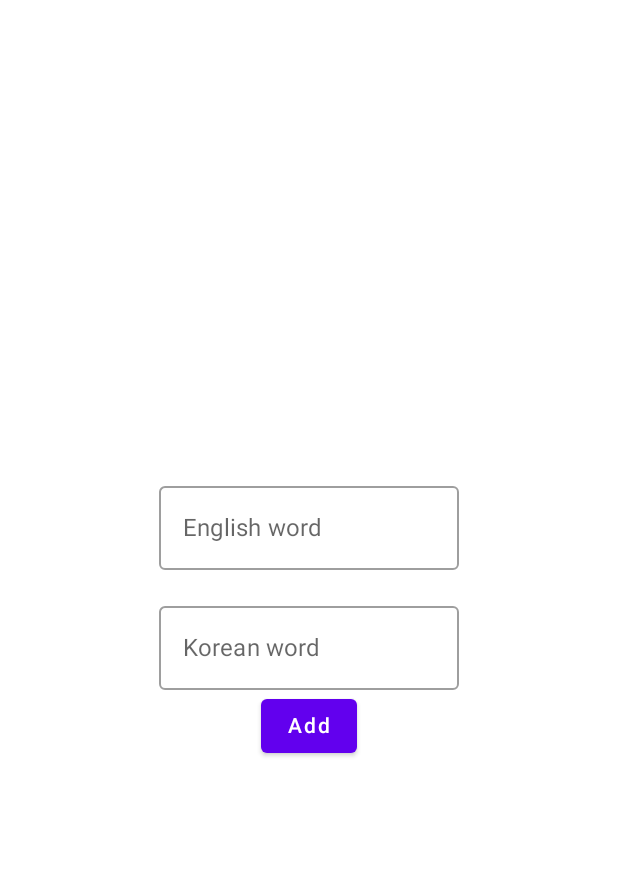
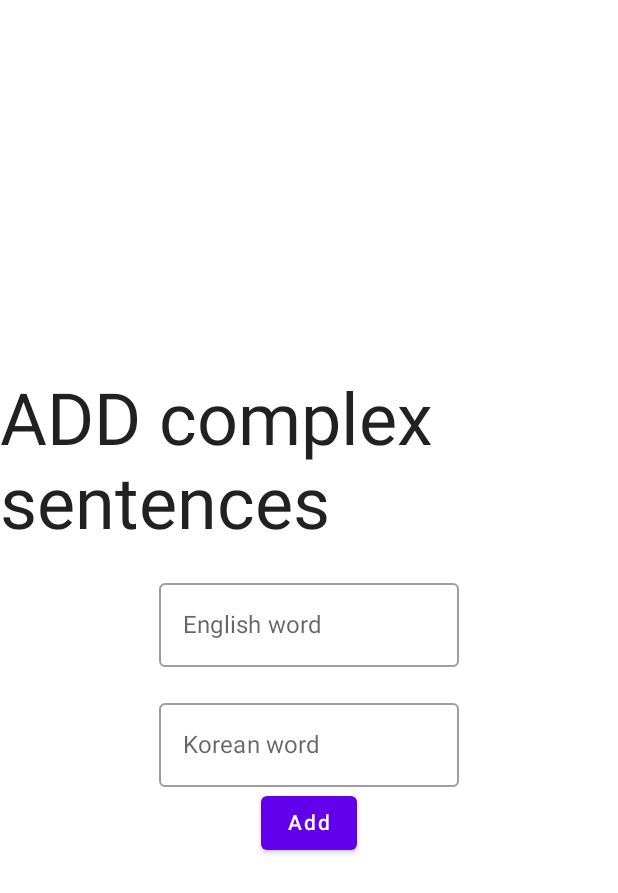
Before and after one commit to btuzel/GoogleSheetsKoreanVocabApp, an Android app built with Jetpack Compose: the AddComplexSentencesScreen screen opened through its navigation route, on a phone screen of 412 x 824 dp. Shown: the top 893 px of the screen. Run offline under Robolectric (Android 15) with nearby library versions, the phone set to English and light mode, and no system bars; our stand-ins replace Dagger/Hilt's generated code, Timber; libraries missing offline, so code that uses them is left out: com.google.api.client, com.google.api.services; 7 statements that could not run were skipped.

Commit message:
mini change

```diff
--- a/app/src/main/java/com/example/googlesheetskoreanvocabapp/adverbs/AddAdverbsScreen.kt
+++ b/app/src/main/java/com/example/googlesheetskoreanvocabapp/adverbs/AddAdverbsScreen.kt
@@ -7,6 +7,7 @@ import androidx.compose.foundation.layout.fillMaxSize
 import androidx.compose.foundation.layout.height
 import androidx.compose.foundation.layout.width
 import androidx.compose.material.Button
+import androidx.compose.material.MaterialTheme
 import androidx.compose.material.OutlinedTextField
 import androidx.compose.material.Text
 import androidx.compose.runtime.Composable
@@ -37,6 +38,8 @@ fun AddAdverbsCheckComposable(
         verticalArrangement = Arrangement.Center,
         modifier = Modifier.fillMaxSize()
     ) {
+        Text(text = "ADD ADVERB", style = MaterialTheme.typography.h3)
+        Spacer(modifier = Modifier.height(16.dp))
         OutlinedTextField(
             value = englishWord,
             onValueChange = { englishWord = it },
--- a/app/src/main/java/com/example/googlesheetskoreanvocabapp/complexsentences/AddComplexSentencesScreen.kt
+++ b/app/src/main/java/com/example/googlesheetskoreanvocabapp/complexsentences/AddComplexSentencesScreen.kt
@@ -7,6 +7,7 @@ import androidx.compose.foundation.layout.fillMaxSize
 import androidx.compose.foundation.layout.height
 import androidx.compose.foundation.layout.width
 import androidx.compose.material.Button
+import androidx.compose.material.MaterialTheme
 import androidx.compose.material.OutlinedTextField
 import androidx.compose.material.Text
 import androidx.compose.runtime.Composable
@@ -37,6 +38,8 @@ fun AddComplexSentencesComposable(
         verticalArrangement = Arrangement.Center,
         modifier = Modifier.fillMaxSize()
     ) {
+        Text(text = "ADD complex sentences", style = MaterialTheme.typography.h3)
+        Spacer(modifier = Modifier.height(16.dp))
         OutlinedTextField(
             value = englishWord,
             onValueChange = { englishWord = it },
--- a/app/src/main/java/com/example/googlesheetskoreanvocabapp/nouns/AddNounsScreen.kt
+++ b/app/src/main/java/com/example/googlesheetskoreanvocabapp/nouns/AddNounsScreen.kt
@@ -7,6 +7,7 @@ import androidx.compose.foundation.layout.fillMaxSize
 import androidx.compose.foundation.layout.height
 import androidx.compose.foundation.layout.width
 import androidx.compose.material.Button
+import androidx.compose.material.MaterialTheme
 import androidx.compose.material.OutlinedTextField
 import androidx.compose.material.Text
 import androidx.compose.runtime.Composable
@@ -37,6 +38,8 @@ fun AddNounsCheckComposable(
         verticalArrangement = Arrangement.Center,
         modifier = Modifier.fillMaxSize()
     ) {
+        Text(text = "ADD NOUNS", style = MaterialTheme.typography.h3)
+        Spacer(modifier = Modifier.height(16.dp))
         OutlinedTextField(
             value = englishWord,
             onValueChange = { englishWord = it },
--- a/app/src/main/java/com/example/googlesheetskoreanvocabapp/positions/AddPhrasesScreen.kt
+++ b/app/src/main/java/com/example/googlesheetskoreanvocabapp/positions/AddPositionsScreen.kt
@@ -7,6 +7,7 @@ import androidx.compose.foundation.layout.fillMaxSize
 import androidx.compose.foundation.layout.height
 import androidx.compose.foundation.layout.width
 import androidx.compose.material.Button
+import androidx.compose.material.MaterialTheme
 import androidx.compose.material.OutlinedTextField
 import androidx.compose.material.Text
 import androidx.compose.runtime.Composable
@@ -37,6 +38,8 @@ fun AddPositionsCheckComposable(
         verticalArrangement = Arrangement.Center,
         modifier = Modifier.fillMaxSize()
     ) {
+        Text(text = "ADD POSITIONS", style = MaterialTheme.typography.h3)
+        Spacer(modifier = Modifier.height(16.dp))
         OutlinedTextField(
             value = englishWord,
             onValueChange = { englishWord = it },
--- a/app/src/main/java/com/example/googlesheetskoreanvocabapp/usefulphrases/AddPhrasesScreen.kt
+++ b/app/src/main/java/com/example/googlesheetskoreanvocabapp/usefulphrases/AddPhrasesScreen.kt
@@ -7,6 +7,7 @@ import androidx.compose.foundation.layout.fillMaxSize
 import androidx.compose.foundation.layout.height
 import androidx.compose.foundation.layout.width
 import androidx.compose.material.Button
+import androidx.compose.material.MaterialTheme
 import androidx.compose.material.OutlinedTextField
 import androidx.compose.material.Text
 import androidx.compose.runtime.Composable
@@ -37,6 +38,8 @@ fun AddPhrasesCheckComposable(
         verticalArrangement = Arrangement.Center,
         modifier = Modifier.fillMaxSize()
     ) {
+        Text(text = "ADD PHRASES", style = MaterialTheme.typography.h3)
+        Spacer(modifier = Modifier.height(16.dp))
         OutlinedTextField(
             value = englishWord,
             onValueChange = { englishWord = it },
--- a/app/src/main/java/com/example/googlesheetskoreanvocabapp/verbs/AddVerbScreen.kt
+++ b/app/src/main/java/com/example/googlesheetskoreanvocabapp/verbs/AddVerbScreen.kt
@@ -7,6 +7,7 @@ import androidx.compose.foundation.layout.fillMaxSize
 import androidx.compose.foundation.layout.height
 import androidx.compose.foundation.layout.width
 import androidx.compose.material.Button
+import androidx.compose.material.MaterialTheme
 import androidx.compose.material.OutlinedTextField
 import androidx.compose.material.Text
 import androidx.compose.runtime.Composable
@@ -37,6 +38,8 @@ fun AddVerbsCheckComposable(
         verticalArrangement = Arrangement.Center,
         modifier = Modifier.fillMaxSize()
     ) {
+        Text(text = "ADD VERBS", style = MaterialTheme.typography.h3)
+        Spacer(modifier = Modifier.height(16.dp))
         OutlinedTextField(
             value = englishWord,
             onValueChange = { englishWord = it },
```
